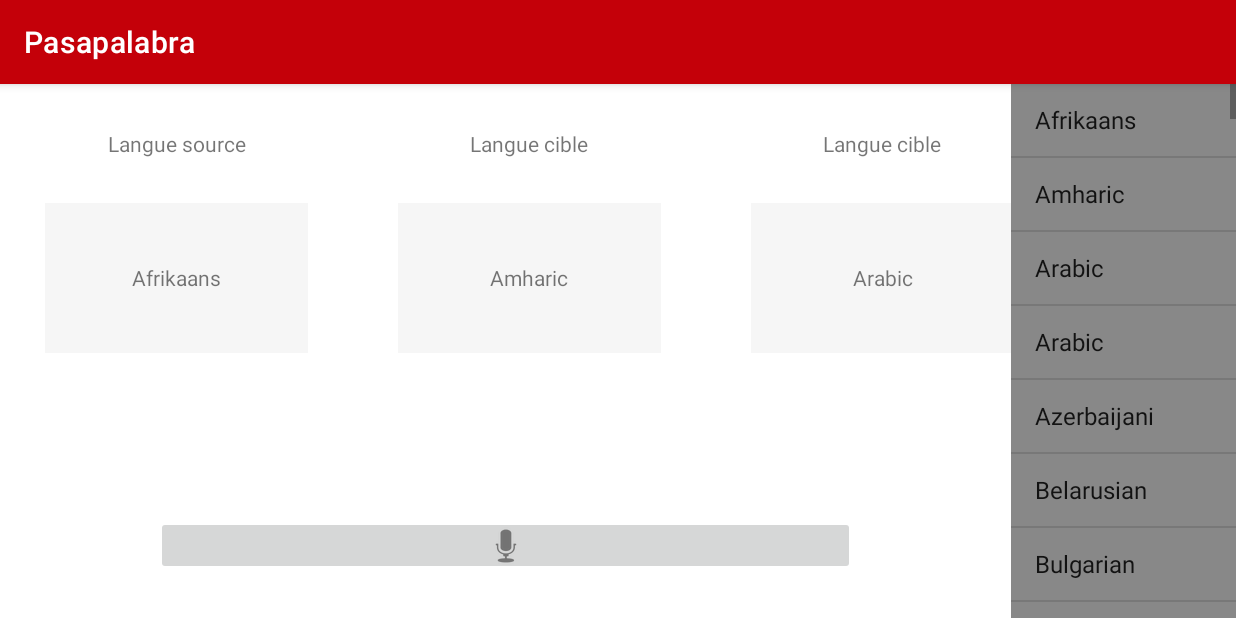
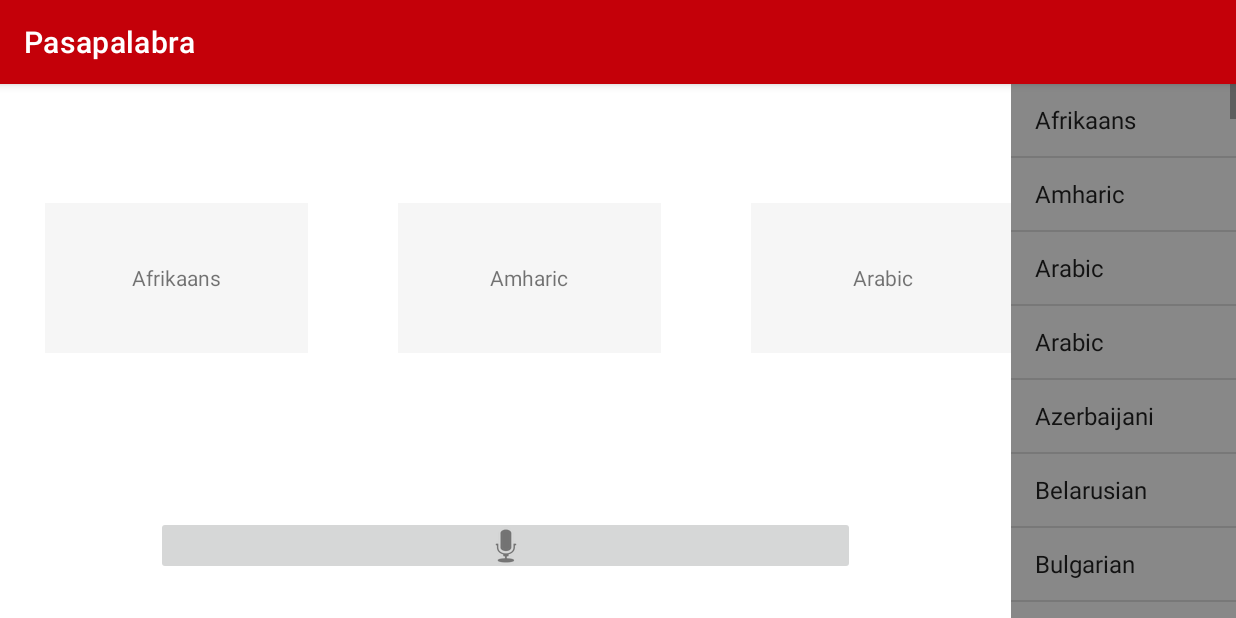
Before and after one commit to nitek29/Pasapalabra, an Android app: the screen it shows after launch (PasapalabraActivity), after a tap on "Arabic", on a phone screen of 824 x 412 dp (held sideways). Run offline under Robolectric (Android 15) with nearby library versions, the phone set to English and light mode, and no system bars; 4 statements that could not run were skipped; 2 other taps on this screen came first.

Commit message:
modification de la valeur input

```diff
--- a/app/src/main/java/com/example/pasapalabra/PasapalabraActivity.kt
+++ b/app/src/main/java/com/example/pasapalabra/PasapalabraActivity.kt
@@ -35,12 +35,12 @@ class PasapalabraActivity : AppCompatActivity() {
     private var tool_chain_list_adapter = ToolChainAdapter(this.toolChain)
     lateinit var tool_list_adapter: ListAdapter
 
-    private fun getTool(ind: Int, language: String) =
+    private fun getTool(ind: Int) =
             object : ToolDisplay {
                 override var title = ArrayList(LANGUAGES.values)[ind]
                 override var output = ""
                 override var code = ArrayList(LANGUAGES.keys)[ind]
-                override var input = "Langue $language"
+                override var input = ""
                 override val tool = object : Tool {
                     //override run method of Tool interface
                     override fun run(input: String, output: (String) -> Unit) {
@@ -108,13 +108,13 @@ class PasapalabraActivity : AppCompatActivity() {
         this.tool_list_adapter = tool_list.adapter
         tool_list.setOnItemClickListener { _, _, position, _ ->
             if (toolChain.size == 0) {
-                toolChain.add(getTool(position, "source"))
+                toolChain.add(getTool(position))
             } else if (toolChain.size == 1) {
                 description.visibility = View.GONE
                 record_button.visibility = View.VISIBLE
-                toolChain.add(getTool(position, "cible"))
+                toolChain.add(getTool(position))
             } else {
-                toolChain.add(getTool(position, "cible"))
+                toolChain.add(getTool(position))
             }
         }
 
```
